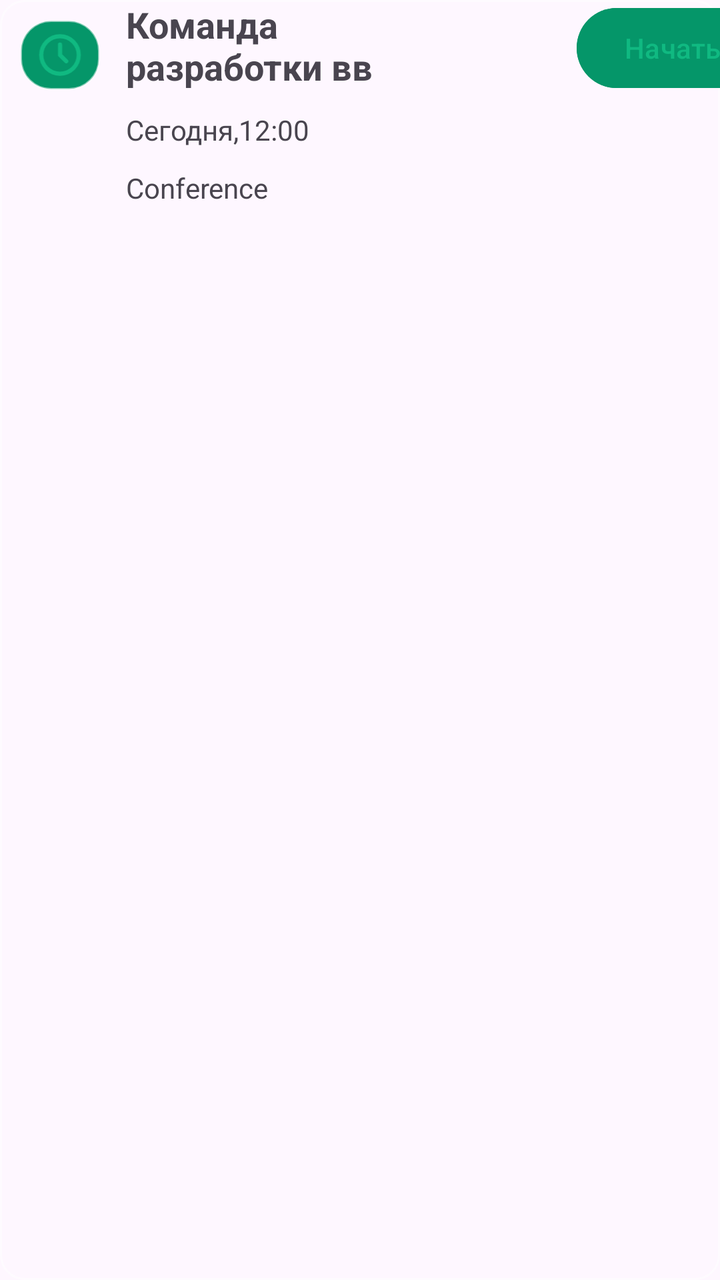
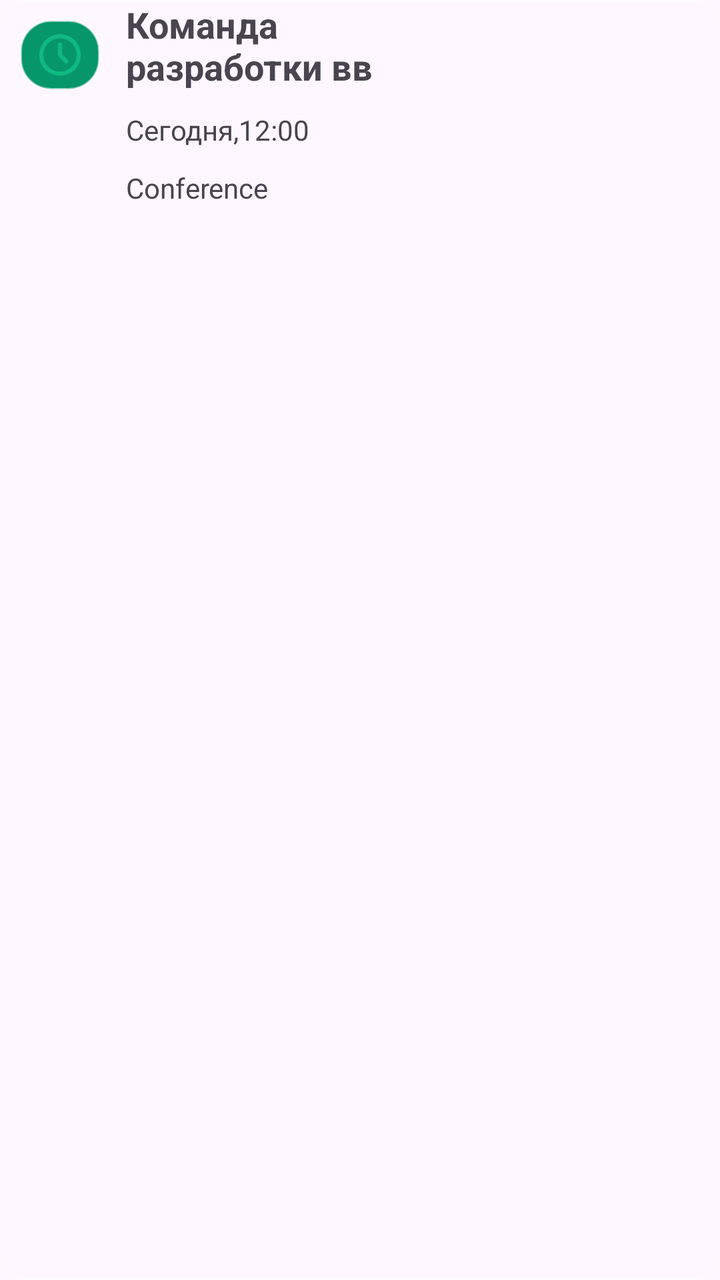

Before-and-after screenshots of an Android layout around one commit, followed by the original layout XML and the change that was made.
<!-- AndroidManifest.xml: application theme Theme.Conference -->
<!-- res/layout/plan_item.xml -->
<?xml version="1.0" encoding="utf-8"?>
<androidx.constraintlayout.widget.ConstraintLayout xmlns:android="http://schemas.android.com/apk/res/android"
    xmlns:tools="http://schemas.android.com/tools"
    android:layout_width="match_parent"
    android:layout_height="wrap_content"
    android:layout_marginVertical="10dp"
    xmlns:app="http://schemas.android.com/apk/res-auto"
    android:background="@drawable/card_button">
<ImageView
    android:id="@+id/o_clock"
    android:layout_width="40dp"
    android:layout_height="35dp"
    android:layout_margin="10dp"
    android:padding="5dp"
    android:src="@drawable/iconstack_io____clock_"
    android:background="@drawable/card_image_hover"
    app:layout_constraintTop_toTopOf="parent"
    app:layout_constraintLeft_toLeftOf="parent"

    />

    <LinearLayout
        android:id="@+id/linearLayout"
        android:layout_width="250dp"
        android:layout_height="wrap_content"

        app:layout_constraintTop_toTopOf="parent"
        android:layout_marginStart="13dp"
        android:orientation="vertical"
        app:layout_constraintStart_toEndOf="@+id/o_clock"
       >

        <TextView
            android:id="@+id/list_plans_name"
            android:layout_width="wrap_content"
            android:layout_height="wrap_content"
            android:layout_marginBottom="10dp"
            android:textStyle="bold"
            android:textSize="18dp"
            android:maxWidth="150dp"
            android:text="Команда разработки вв" />

        <TextView
            android:id="@+id/list_plans_time"
            android:layout_width="wrap_content"
            android:layout_height="wrap_content"
            android:layout_marginBottom="10dp"
            android:maxWidth="240dp"
            android:text="Сегодня,12:00" />
        <TextView
            android:id="@+id/list_plans_identifity"
            android:layout_width="wrap_content"
            android:layout_height="wrap_content"
            android:layout_marginBottom="10dp"
            android:maxWidth="240dp"
            android:text="@string/app_name" />

    </LinearLayout>

    <Button
        android:id="@+id/start_button"
        android:layout_width="wrap_content"
        android:layout_height="wrap_content"
        android:text="Начать"
        android:backgroundTint="@color/emerald600"
        android:textColor="@color/emerald500"
        app:layout_constraintEnd_toEndOf="parent"
        app:layout_constraintStart_toEndOf="@+id/linearLayout"
        app:layout_constraintTop_toTopOf="parent" />




</androidx.constraintlayout.widget.ConstraintLayout>
<!-- resources referenced by this layout -->
<resources>
  <color name="emerald500">#10b981</color>
  <color name="emerald600">#059669</color>
  <!-- drawable card_button (drawable) -->
  <?xml version="1.0" encoding="utf-8"?>
  <shape xmlns:android="http://schemas.android.com/apk/res/android">
  
      <solid android:color="@android:color/transparent" />
  
      <stroke
          android:width="1dp"
          android:color="#80FFFFFF" />
  
      <corners android:radius="12dp" />
  
  </shape>
  <!-- drawable card_image_hover (drawable) -->
  <?xml version="1.0" encoding="utf-8"?>
  <shape xmlns:android="http://schemas.android.com/apk/res/android">
  
      <solid android:color="@color/emerald600" />
  
      <stroke
          android:width="1dp"
          android:color="#80FFFFFF" />
  
      <corners android:radius="15dp" />
  
  </shape>
  <!-- drawable iconstack_io____clock_ (drawable) -->
  <vector xmlns:android="http://schemas.android.com/apk/res/android"
      android:width="24dp"
      android:height="24dp"
      android:viewportWidth="24"
      android:viewportHeight="24">
    <path
        android:pathData="M3,12C3,13.182 3.233,14.352 3.685,15.444C4.137,16.536 4.8,17.528 5.636,18.364C6.472,19.2 7.464,19.863 8.556,20.315C9.648,20.767 10.818,21 12,21C13.182,21 14.352,20.767 15.444,20.315C16.536,19.863 17.528,19.2 18.364,18.364C19.2,17.528 19.863,16.536 20.315,15.444C20.767,14.352 21,13.182 21,12C21,9.613 20.052,7.324 18.364,5.636C16.676,3.948 14.387,3 12,3C9.613,3 7.324,3.948 5.636,5.636C3.948,7.324 3,9.613 3,12Z"
        android:strokeLineJoin="round"
        android:strokeWidth="2"
        android:fillColor="#00000000"
        android:strokeColor="@color/emerald500"
        android:strokeLineCap="round"/>
    <path
        android:pathData="M12,7V12L15,15"
        android:strokeLineJoin="round"
        android:strokeWidth="2"
        android:fillColor="#00000000"
        android:strokeColor="@color/emerald500"
        android:strokeLineCap="round"/>
  </vector>
  <string name="app_name">Conference</string>
  <style name="Theme.Conference" parent="Base.Theme.Conference" />
  <style name="Base.Theme.Conference" parent="Theme.Material3.DayNight.NoActionBar">
          
          
      </style>
</resources>

<!-- the commit's change to res/layout/plan_item.xml (unified diff, before → after) -->
@@ -62,6 +62,7 @@
         android:layout_width="wrap_content"
         android:layout_height="wrap_content"
         android:text="Начать"
+        android:layout_marginRight="50dp"
         android:backgroundTint="@color/emerald600"
         android:textColor="@color/emerald500"
         app:layout_constraintEnd_toEndOf="parent"
